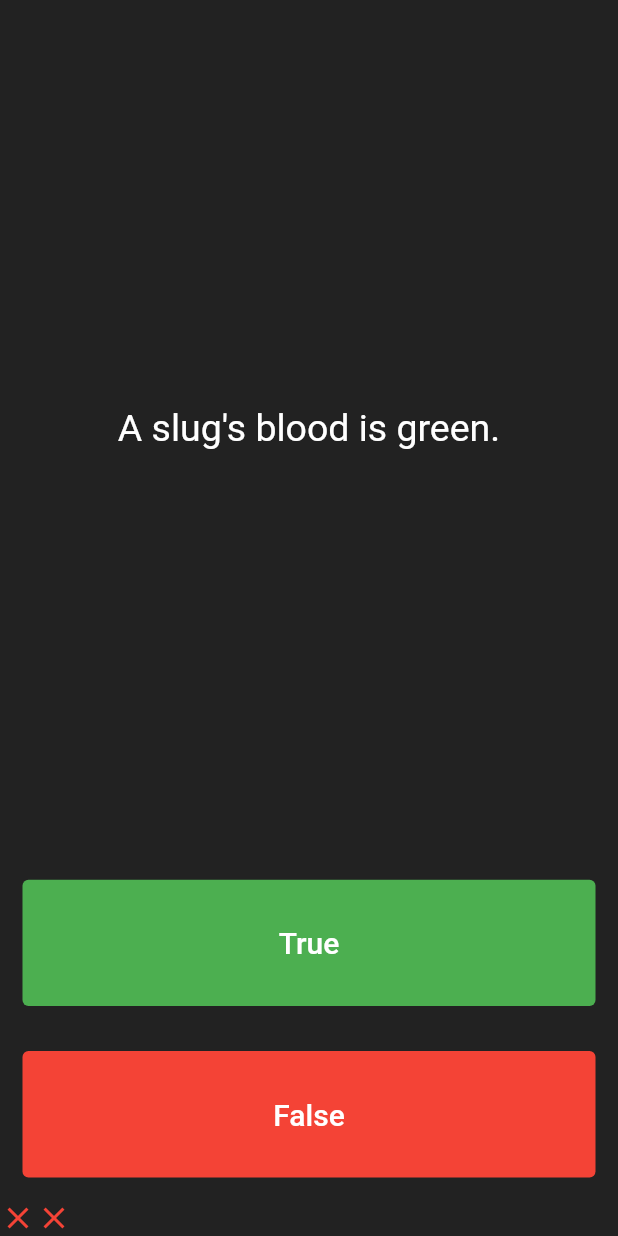
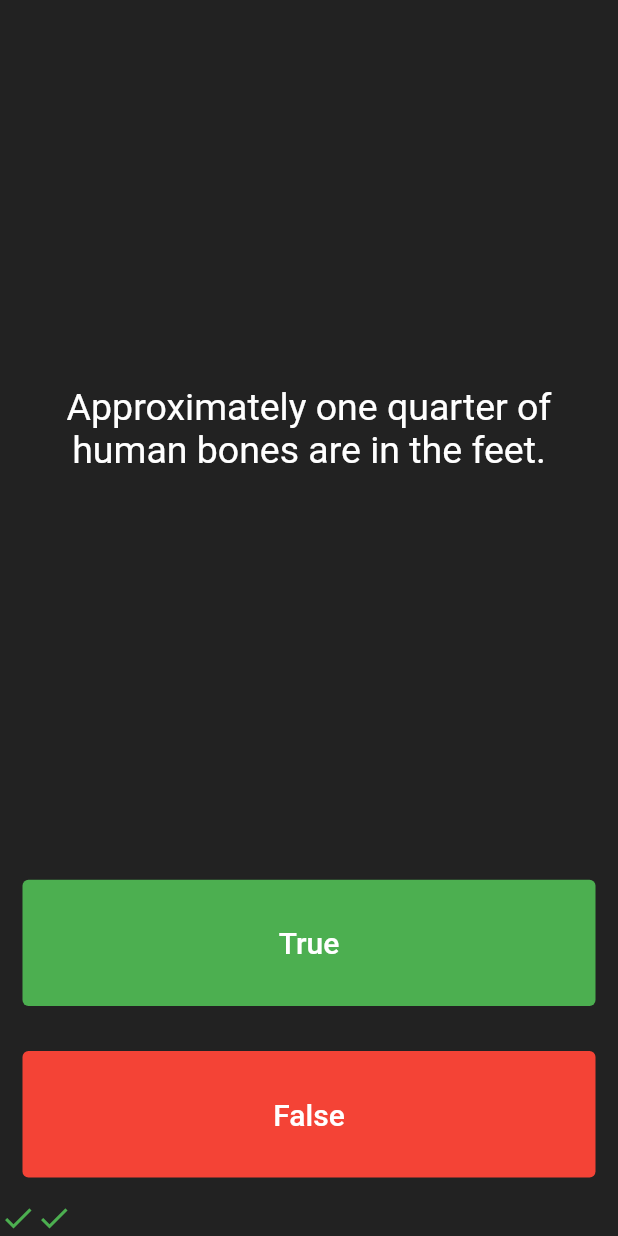
Before and after one commit to jakansha2001/flutter_course_projects, a Flutter app: the screen it shows after launch, after a tap on "True", after a tap on "False", on a phone screen of 412 x 824 dp. Run offline on Flutter 3.47's test engine with Material 2 defaults, Android fonts, the phone set to English and light mode, and no system bars; our stand-ins replace audioplayers.

Commit message:
Complete Application

```diff
--- a/quizzler/lib/home.dart
+++ b/quizzler/lib/home.dart
@@ -1,5 +1,10 @@
+import 'dart:io';
+
 import 'package:flutter/material.dart';
-import 'package:quizzler/question.dart';
+
+import 'package:quizzler/quiz_brain.dart';
+
+QuizBrain quizBrain = QuizBrain();
 
 class HomePage extends StatefulWidget {
   const HomePage({super.key});
@@ -9,8 +14,79 @@
 }
 
 class _HomePageState extends State<HomePage> {
-  List<Icon> scoreKeeper = [];
-  var questionNumber = 0;
+  List<Widget> scoreKeeper = [];
+
+  void checkAnswer(bool userPickedAnswer) {
+    bool correctAnswer = quizBrain.getAnswer();
+    bool isLastQuestion = quizBrain.isLastQuestion();
+
+    if (!isLastQuestion) {
+      if (userPickedAnswer == correctAnswer) {
+        quizBrain.setScore();
+        setState(() {
+          scoreKeeper.add(
+            const Icon(
+              Icons.check,
+              color: Colors.green,
+            ),
+          );
+        });
+      } else {
+        setState(() {
+          scoreKeeper.add(
+            const Icon(
+              Icons.close,
+              color: Colors.red,
+            ),
+          );
+        });
+      }
+
+      setState(() {
+        quizBrain.nextQuestion();
+      });
+    } else {
+      showDialog(
+        context: context,
+        builder: (context) => AlertDialog(
+          title: const Text(
+            'You have ended the quiz. Thanks!',
+            textAlign: TextAlign.center,
+          ),
+          content: Column(
+            mainAxisSize: MainAxisSize.min,
+            children: [
+              Text('Your final score is: ${quizBrain.getScore()}'),
+              const SizedBox(
+                height: 20,
+              ),
+              Row(
+                mainAxisAlignment: MainAxisAlignment.spaceEvenly,
+                children: [
+                  ElevatedButton(
+                    onPressed: () {
+                      Navigator.pop(context);
+                      setState(() {
+                        quizBrain.resetQ();
+                        scoreKeeper.clear();
+                      });
+                    },
+                    child: const Text('Restart'),
+                  ),
+                  ElevatedButton(
+                    onPressed: () {
+                      exit(1);
+                    },
+                    child: const Text('Exit'),
+                  ),
+                ],
+              )
+            ],
+          ),
+        ),
+      );
+    }
+  }
 
   // List<String> questions = [
   //   'You can lead a cow down stairs but not up stairs.',
@@ -19,12 +95,6 @@
   // ];
 
   // List<bool> answers = [false, true, true];
-
-  List<Question> questionBank = [
-    Question(questionText: 'You can lead a cow down stairs but not up stairs.', answer: false),
-    Question(questionText: 'Approximately one quarter of human bones are in the feet.', answer: true),
-    Question(questionText: 'A slug\'s blood is green.', answer: true),
-  ];
 
   @override
   Widget build(BuildContext context) {
@@ -40,7 +110,7 @@
               padding: const EdgeInsets.all(10),
               child: Center(
                 child: Text(
-                  questionBank[questionNumber].questionText,
+                  quizBrain.getQuestionText(),
                   style: const TextStyle(
                     color: Colors.white,
                     fontSize: 25,
@@ -58,30 +128,7 @@
                   backgroundColor: Colors.green,
                 ),
                 onPressed: () {
-                  bool correctAnswer = questionBank[questionNumber].answer;
-
-                  if (correctAnswer == true) {
-                    setState(() {
-                      scoreKeeper.add(
-                        const Icon(
-                          Icons.check,
-                          color: Colors.green,
-                        ),
-                      );
-                    });
-                  } else {
-                    setState(() {
-                      scoreKeeper.add(
-                        const Icon(
-                          Icons.close,
-                          color: Colors.red,
-                        ),
-                      );
-                    });
-                  }
-                  setState(() {
-                    questionNumber++;
-                  });
+                  checkAnswer(true);
                 },
                 child: const Text(
                   'True',
@@ -101,30 +148,7 @@
                   backgroundColor: Colors.red,
                 ),
                 onPressed: () {
-                  bool correctAnswer = questionBank[questionNumber].answer;
-
-                  if (correctAnswer == false) {
-                    setState(() {
-                      scoreKeeper.add(
-                        const Icon(
-                          Icons.check,
-                          color: Colors.green,
-                        ),
-                      );
-                    });
-                  } else {
-                    setState(() {
-                      scoreKeeper.add(
-                        const Icon(
-                          Icons.close,
-                          color: Colors.red,
-                        ),
-                      );
-                    });
-                  }
-                  setState(() {
-                    questionNumber++;
-                  });
+                  checkAnswer(false);
                 },
                 child: const Text(
                   'False',
@@ -136,7 +160,7 @@
               ),
             ),
           ),
-          Row(
+          Wrap(
             children: scoreKeeper,
           )
         ],
--- a/quizzler/lib/question.dart
+++ b/quizzler/lib/question.dart
@@ -2,6 +2,6 @@
   String questionText;
   bool answer;
 
-  Question({required this.questionText, required this.answer});
-
-  }
+  Question(this.questionText, this.answer);
+  //Question({required this.questionText, required this.answer});
+}
--- /dev/null
+++ b/quizzler/lib/quiz_brain.dart
@@ -0,0 +1,60 @@
+import 'package:quizzler/question.dart';
+
+class QuizBrain {
+  var _questionNumber = 0;
+  var _score = 0;
+
+  final List<Question> _questionBank = [
+    // Question(questionText: 'You can lead a cow down stairs but not up stairs.', answer: false),
+    // Question(questionText: 'Approximately one quarter of human bones are in the feet.', answer: true),
+    // Question(questionText: 'A slug\'s blood is green.', answer: true),
+    Question('Some cats are actually allergic to humans', true),
+    Question('You can lead a cow down stairs but not up stairs.', false),
+    Question('Approximately one quarter of human bones are in the feet.', true),
+    Question('A slug\'s blood is green.', true),
+    Question('Buzz Aldrin\'s mother\'s maiden name was \"Moon\".', true),
+    Question('It is illegal to pee in the Ocean in Portugal.', true),
+    Question('No piece of square dry paper can be folded in half more than 7 times.', false),
+    Question(
+        'In London, UK, if you happen to die in the House of Parliament, you are technically entitled to a state funeral, because the building is considered too sacred a place.',
+        true),
+    Question('The loudest sound produced by any animal is 188 decibels. That animal is the African Elephant.', false),
+    Question('The total surface area of two human lungs is approximately 70 square metres.', true),
+    Question('Google was originally called \"Backrub\".', true),
+    Question('Chocolate affects a dog\'s heart and nervous system; a few ounces are enough to kill a small dog.', true),
+    Question(
+        'In West Virginia, USA, if you accidentally hit an animal with your car, you are free to take it home to eat.',
+        true),
+  ];
+
+  void nextQuestion() {
+    if (_questionNumber < _questionBank.length - 1) {
+      _questionNumber++;
+    }
+  }
+
+  bool isLastQuestion() {
+    return _questionNumber >= _questionBank.length - 1;
+  }
+
+  String getQuestionText() {
+    return _questionBank[_questionNumber].questionText;
+  }
+
+  bool getAnswer() {
+    return _questionBank[_questionNumber].answer;
+  }
+
+  void setScore() {
+    _score++;
+  }
+
+  int getScore() {
+    return _score;
+  }
+
+  void resetQ() {
+    _questionNumber = 0;
+    _score = 0;
+  }
+}
```
